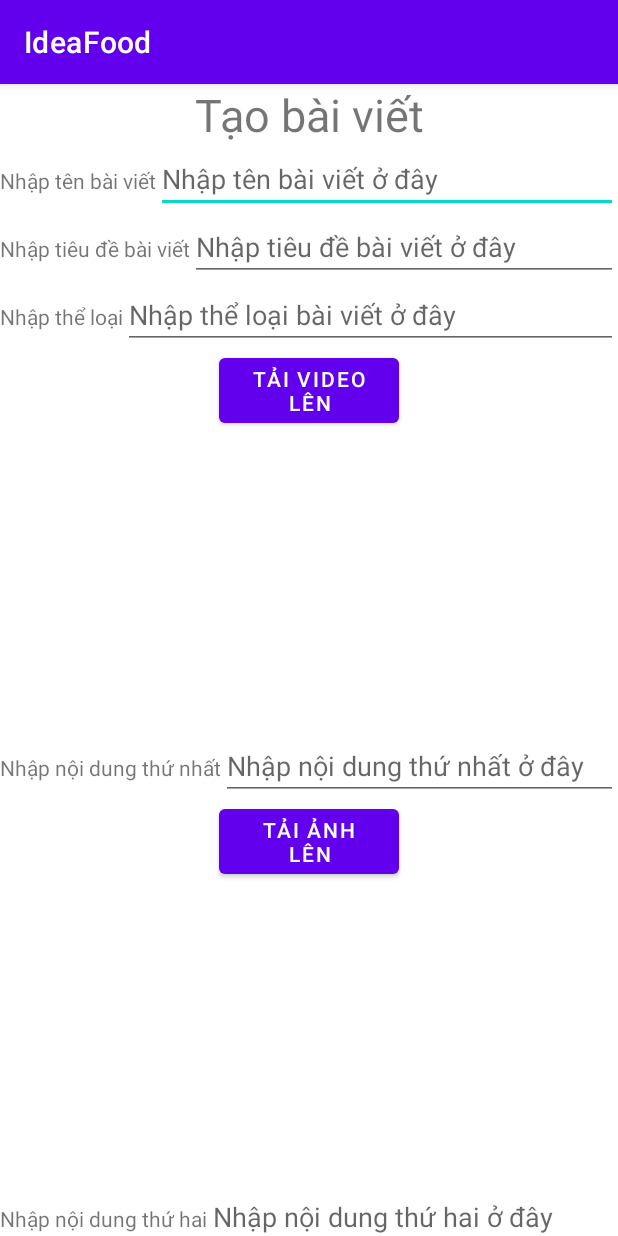
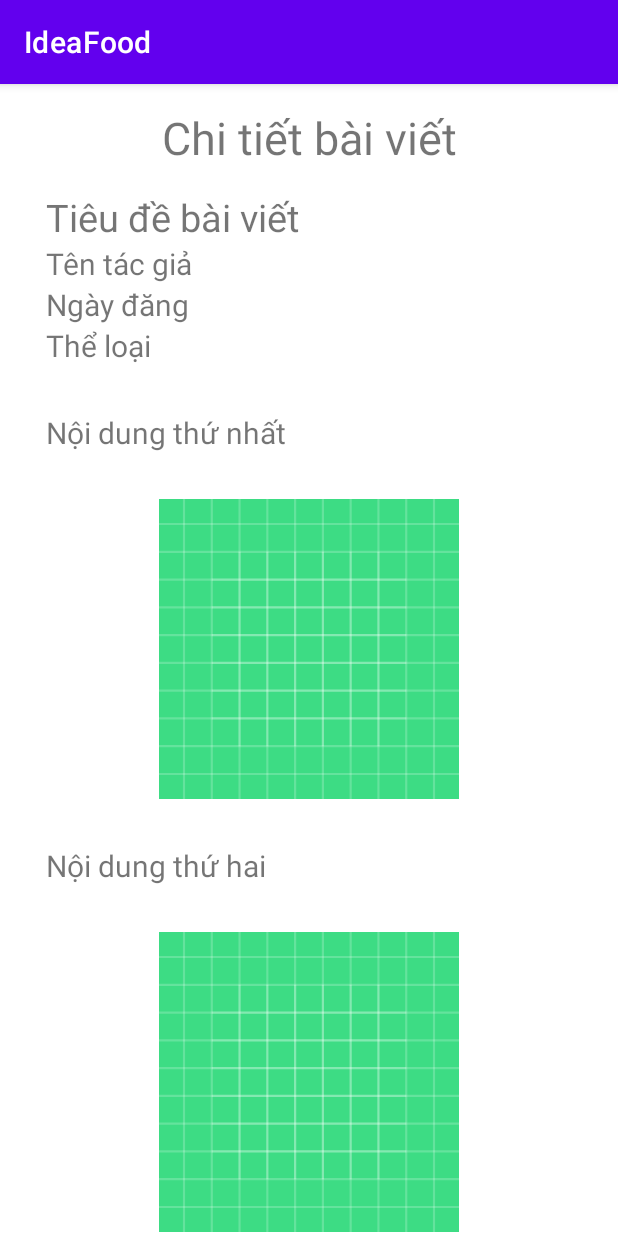
Before and after one commit to vinhcotam/Idea-Food, an Android app: the screen it shows after launch (MainActivity before the commit, DetailPost after it), on a phone screen of 412 x 824 dp. Run offline under Robolectric (Android 15) with nearby library versions, the phone set to English and light mode, and no system bars; our stand-ins replace Firebase (no records; nobody signed in at launch, a user with empty details on screens opened directly); libraries missing offline, so code that uses them is left out: com.gun0912.tedpermission; plain views replace MxVideoPlayerWidget; pictures from the network do not load.

Commit message:
design detailpost

```diff
--- a/app/src/main/AndroidManifest.xml
+++ b/app/src/main/AndroidManifest.xml
@@ -12,6 +12,12 @@
         android:roundIcon="@mipmap/ic_launcher_round"
         android:supportsRtl="true"
         android:theme="@style/Theme.IdeaFood">
+        <activity
+            android:name=".DetailPost"
+            android:exported="false" />
+        <activity
+            android:name=".testaddtag"
+            android:exported="false" />
         <activity
             android:name=".preview"
             android:exported="false" />
--- /dev/null
+++ b/app/src/main/java/com/example/ideafood/DetailPost.java
@@ -0,0 +1,80 @@
+package com.example.ideafood;
+
+import androidx.annotation.NonNull;
+import androidx.appcompat.app.AppCompatActivity;
+
+import android.os.Bundle;
+import android.widget.ImageView;
+import android.widget.TextView;
+import android.widget.VideoView;
+
+import com.example.ideafood.Module.Posts;
+import com.google.firebase.database.DataSnapshot;
+import com.google.firebase.database.DatabaseError;
+import com.google.firebase.database.DatabaseReference;
+import com.google.firebase.database.FirebaseDatabase;
+import com.google.firebase.database.Query;
+import com.google.firebase.database.ValueEventListener;
+
+import java.util.ArrayList;
+
+public class DetailPost extends AppCompatActivity {
+    ArrayList<Posts> mListPost;
+    TextView tv_headerdp,tv_user_post,tv_date_postdp,tv_categorydp,tv_content1dp,tv_content2dp;
+    ImageView iv_imgdp,iv_img1dp;
+    VideoView vv_videodp;
+
+    @Override
+    protected void onCreate(Bundle savedInstanceState) {
+        super.onCreate(savedInstanceState);
+        setContentView(R.layout.activity_detail_post);
+        anhXa();
+        ConnectDB();
+        loadDetailPost();
+    }
+
+    private void anhXa() {
+        tv_categorydp=findViewById(R.id.tv_categorydp);
+        tv_content1dp=findViewById(R.id.tv_content1dp);
+        tv_content2dp=findViewById(R.id.tv_content2dp);
+        tv_headerdp=findViewById(R.id.tv_headerdp);
+        tv_user_post=findViewById(R.id.tv_user_post);
+        tv_date_postdp=findViewById(R.id.tv_date_postdp);
+        iv_imgdp=findViewById(R.id.iv_imgdp);
+        iv_img1dp=findViewById(R.id.iv_img1dp);
+        vv_videodp=findViewById(R.id.vv_videodp);
+    }
+
+    private void loadDetailPost() {
+        mListPost=new ArrayList<>();
+        Query qr_getDetailPost=database.child("post").orderByChild("postid").equalTo("8479");
+        qr_getDetailPost.addListenerForSingleValueEvent(new ValueEventListener() {
+            @Override
+            public void onDataChange(@NonNull DataSnapshot snapshot) {
+                for(DataSnapshot item:snapshot.getChildren()){
+                    Posts post=item.getValue(Posts.class);
+                    mListPost.add(post);
+                    DisplayDetail();
+                }
+            }
+            @Override
+            public void onCancelled(@NonNull DatabaseError error) {
+
+            }
+        });
+    }
+
+    private void DisplayDetail(int index) {
+        tv_headerdp.setText(mListPost.get(index).getHeader());
+        tv_date_postdp.setText(mListPost.get(index).getDate());
+        tv_user_post.setText(mListPost.get(index).getUserid());
+        tv_content1dp.setText(mListPost.get(index).getContent_post().get(0).toString());
+        tv_content2dp.setText(mListPost.get(index).getContent_post().get(1).toString());
+    }
+
+
+    DatabaseReference database;
+    private void ConnectDB() {
+        database = FirebaseDatabase.getInstance().getReference();
+    }
+}
--- /dev/null
+++ b/app/src/main/res/layout/activity_detail_post.xml
@@ -0,0 +1,170 @@
+<?xml version="1.0" encoding="utf-8"?>
+<ScrollView xmlns:android="http://schemas.android.com/apk/res/android"
+    xmlns:app="http://schemas.android.com/apk/res-auto"
+    xmlns:tools="http://schemas.android.com/tools"
+    android:layout_width="match_parent"
+    android:layout_height="match_parent"
+    android:orientation="vertical"
+    tools:context=".createpost2">
+    <LinearLayout
+        android:orientation="vertical"
+        android:layout_width="match_parent"
+        android:padding="15dp"
+        android:layout_height="wrap_content">
+        <TextView
+            android:text="Chi tiết bài viết"
+            android:textSize="30dp"
+            android:gravity="center_horizontal"
+            android:layout_width="match_parent"
+            android:layout_height="wrap_content">
+        </TextView>
+        <LinearLayout
+            android:layout_width="match_parent"
+            android:orientation="vertical"
+            android:padding="15dp"
+            android:layout_height="wrap_content">
+            <TextView
+                android:layout_width="wrap_content"
+                android:id="@+id/tv_headerdp"
+                android:text="Tiêu đề bài viết"
+                android:textSize="25dp"
+                android:layout_height="wrap_content">
+
+            </TextView>
+            <TextView
+                android:layout_width="wrap_content"
+                android:text="Tên tác giả"
+                android:id="@+id/tv_user_post"
+                android:textSize="20dp"
+                android:layout_height="wrap_content">
+            </TextView>
+            <TextView
+                android:layout_width="wrap_content"
+                android:text="Ngày đăng"
+                android:id="@+id/tv_date_postdp"
+                android:textSize="20dp"
+                android:layout_height="wrap_content">
+            </TextView>
+            <TextView
+                android:layout_width="wrap_content"
+                android:text="Thể loại"
+                android:id="@+id/tv_categorydp"
+                android:textSize="20dp"
+                android:layout_height="wrap_content">
+            </TextView>
+        </LinearLayout>
+        <LinearLayout
+            android:padding="15dp"
+            android:layout_width="match_parent"
+            android:orientation="horizontal"
+            android:layout_height="wrap_content">
+            <TextView
+                android:layout_width="wrap_content"
+                android:text="Nội dung thứ nhất"
+                android:id="@+id/tv_content1dp"
+                android:textSize="20dp"
+                android:layout_height="wrap_content">
+            </TextView>
+        </LinearLayout>
+        <LinearLayout
+            android:layout_width="match_parent"
+            android:orientation="vertical"
+            android:padding="15dp"
+            android:layout_height="wrap_content">
+            <ImageView
+
+                android:id="@+id/iv_imgdp"
+                android:layout_width="match_parent"
+                android:layout_height="200dp"
+                android:layout_gravity="center_horizontal"
+                app:srcCompat="@drawable/ic_launcher_background">
+            </ImageView>
+        </LinearLayout>
+        <LinearLayout
+            android:layout_width="match_parent"
+            android:padding="15dp"
+            android:orientation="horizontal"
+            android:layout_height="wrap_content">
+            <TextView
+                android:layout_width="wrap_content"
+                android:text="Nội dung thứ hai"
+                android:textSize="20dp"
+                android:id="@+id/tv_content2dp"
+                android:layout_height="wrap_content">
+            </TextView>
+
+
+        </LinearLayout>
+        <LinearLayout
+            android:layout_width="match_parent"
+            android:orientation="vertical"
+            android:padding="15dp"
+            android:layout_height="wrap_content">
+            <ImageView
+                android:id="@+id/iv_img1dp"
+                android:layout_width="match_parent"
+                android:layout_height="200dp"
+                android:layout_gravity="center_horizontal"
+                app:srcCompat="@drawable/ic_launcher_background">
+            </ImageView>
+        </LinearLayout>
+        <LinearLayout
+            android:layout_width="match_parent"
+            android:padding="10dp"
+            android:orientation="vertical"
+            android:layout_height="wrap_content">
+            <TextView
+                android:textSize="20dp"
+                android:text="Video hướng dẫn chi tiết"
+                android:layout_width="match_parent"
+                android:layout_height="wrap_content">
+
+            </TextView>
+            <VideoView
+                android:id="@+id/vv_videodp"
+                android:layout_width="match_parent"
+                android:layout_height="200dp"
+                android:visibility="invisible"
+                android:layout_gravity="center_horizontal"
+                android:clickable="true"
+                >
+                <!--                android:foreground="@drawable/ic_launcher_background">-->
+
+            </VideoView>
+        </LinearLayout>
+        <LinearLayout
+            android:layout_width="match_parent"
+            android:orientation="vertical"
+            android:padding="10dp"
+            android:layout_height="wrap_content">
+            <TextView
+                android:textSize="25dp"
+                android:text="Bài viết tương tự"
+                android:layout_width="match_parent"
+                android:layout_height="wrap_content">
+            </TextView>
+            <ScrollView
+                android:layout_width="match_parent"
+                android:layout_height="wrap_content">
+                <androidx.recyclerview.widget.RecyclerView
+                    android:layout_width="match_parent"
+                    android:layout_height="wrap_content">
+                </androidx.recyclerview.widget.RecyclerView>
+            </ScrollView>
+
+        </LinearLayout>
+        <LinearLayout
+            android:layout_width="match_parent"
+            android:orientation="vertical"
+            android:padding="10dp"
+            android:layout_height="wrap_content">
+            <TextView
+                android:gravity="center_horizontal"
+                android:textSize="30dp"
+                android:text="IDEA FOOD"
+                android:layout_width="match_parent"
+                android:layout_height="wrap_content">
+            </TextView>
+        </LinearLayout>
+    </LinearLayout>
+</ScrollView>
```
Also changed, not shown: app/src/main/java/com/example/ideafood/Adapter/PostAdapter.java (added, +64 -0 lines), app/src/main/java/com/example/ideafood/MainActivity.java (+13 -2 lines), app/src/main/java/com/example/ideafood/Module/Tag.java (added, +30 -0 lines), app/src/main/java/com/example/ideafood/testaddtag.java (added, +36 -0 lines), app/src/main/res/layout/activity_testaddtag.xml (added, +22 -0 lines), app/src/main/res/layout/bvtt_layout.xml (added, +32 -0 lines).
